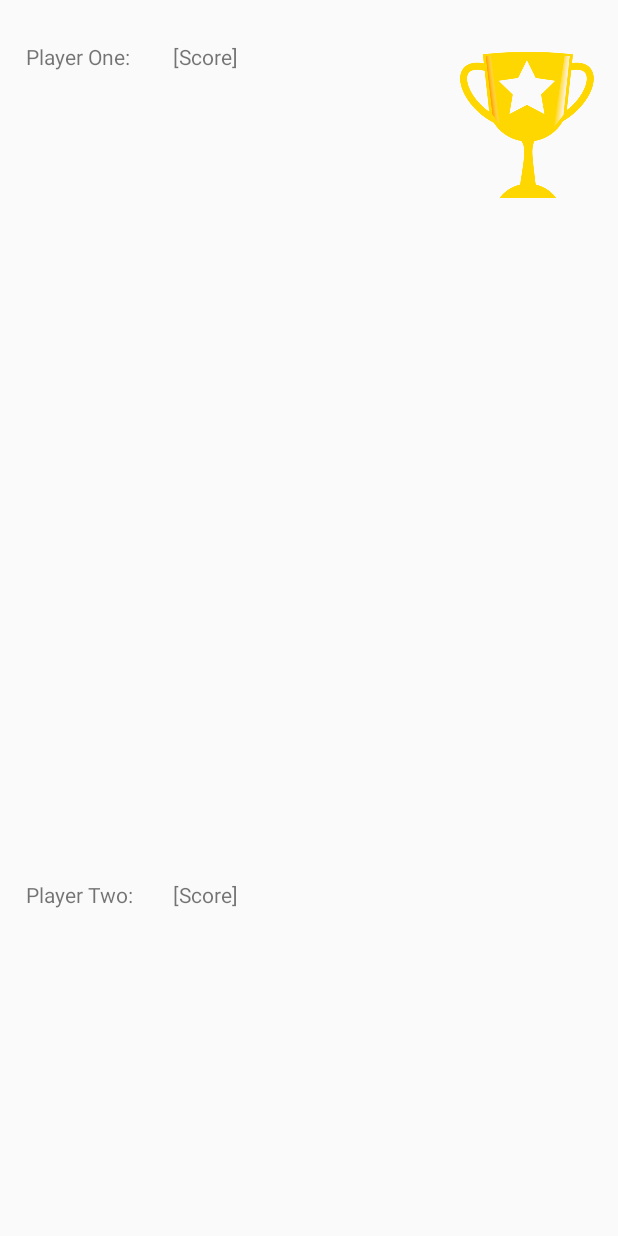
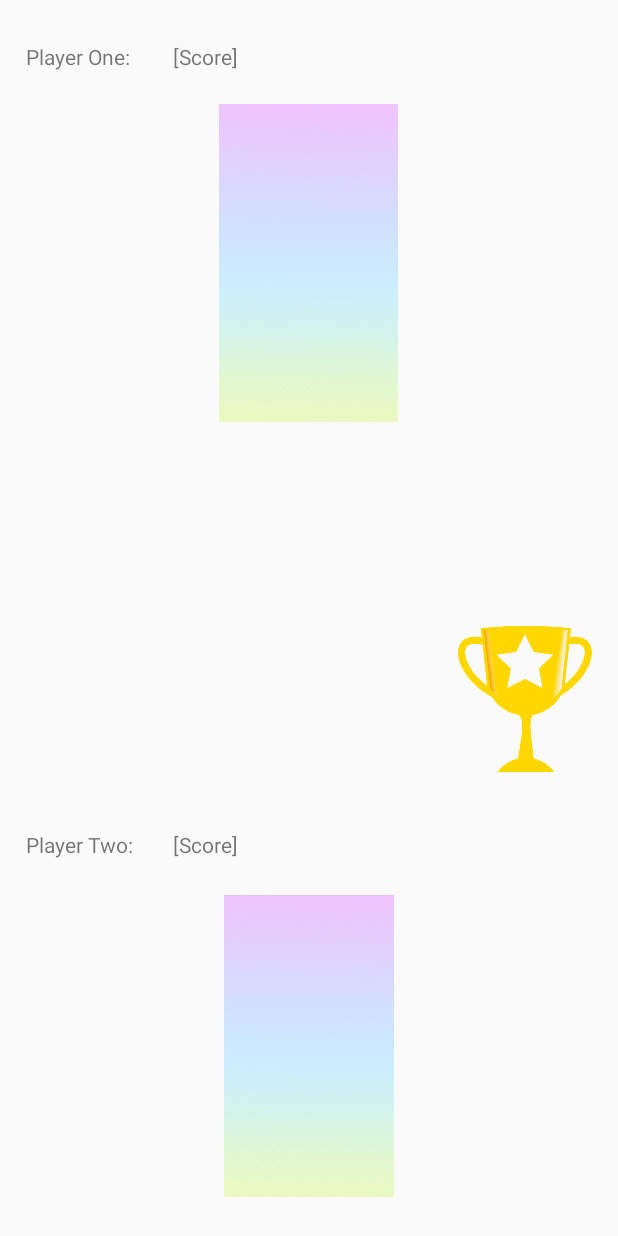
Before and after one commit to KanayaMaryam/Visify, an Android app: the layout scoreboard_activity.xml on its own in the app's theme, with its tools: preview values and no code run, on a phone screen of 412 x 824 dp. Run offline under Robolectric (Android 15) with nearby library versions, the phone set to English and light mode, and no system bars.

Commit message:
integrated scoreboard

```diff
--- a/app/src/main/AndroidManifest.xml
+++ b/app/src/main/AndroidManifest.xml
@@ -41,6 +41,11 @@
                 <category android:name="android.intent.category.LAUNCHER" />
             </intent-filter>
         </activity>
+
+        <activity
+            android:name=".ScoreBoard"
+            android:label="ScoreBoard">
+        </activity>
     </application>
 
 </manifest>
--- a/app/src/main/res/layout/activity_main.xml
+++ b/app/src/main/res/layout/activity_main.xml
@@ -64,6 +64,7 @@
         android:layout_gravity="bottom|left"
         android:adjustViewBounds="true"
         android:cropToPadding="false"
+        android:onClick="scoreboardClick"
         android:scaleType="fitCenter"
         app:srcCompat="@drawable/scoreboard"
         tools:background="#00000000" />
--- a/app/src/main/res/layout/scoreboard_activity.xml
+++ b/app/src/main/res/layout/scoreboard_activity.xml
@@ -1,7 +1,8 @@
 <?xml version="1.0" encoding="utf-8"?>
 <RelativeLayout xmlns:android="http://schemas.android.com/apk/res/android"
     xmlns:app="http://schemas.android.com/apk/res-auto"
-    android:layout_width="match_parent" android:layout_height="match_parent">
+    android:layout_width="match_parent"
+    android:layout_height="match_parent">
 
     <TextView
         android:id="@+id/textView3"
@@ -9,7 +10,7 @@
         android:layout_height="wrap_content"
         android:layout_alignParentBottom="true"
         android:layout_alignStart="@+id/textView4"
-        android:layout_marginBottom="218dp"
+        android:layout_marginBottom="251dp"
         android:text="@string/player_two" />
 
     <TextView
@@ -24,23 +25,21 @@
 
     <ImageView
         android:id="@+id/p2image"
-        android:layout_width="wrap_content"
-        android:layout_height="wrap_content"
+        android:layout_width="153dp"
+        android:layout_height="201dp"
         android:layout_alignParentBottom="true"
-        android:layout_alignParentStart="true"
-        android:layout_marginBottom="35dp"
-        android:visibility="invisible"
-        app:srcCompat="@drawable/button" />
+        android:layout_centerHorizontal="true"
+        android:layout_marginBottom="26dp"
+        app:srcCompat="@drawable/backgrounf" />
 
     <ImageView
         android:id="@+id/p1image"
-        android:layout_width="wrap_content"
-        android:layout_height="wrap_content"
+        android:layout_width="150dp"
+        android:layout_height="212dp"
         android:layout_alignParentTop="true"
         android:layout_centerHorizontal="true"
-        android:layout_marginTop="72dp"
-        android:visibility="invisible"
-        app:srcCompat="@drawable/button" />
+        android:layout_marginTop="69dp"
+        app:srcCompat="@drawable/backgrounf" />
 
     <TextView
         android:id="@+id/p1score"
@@ -65,8 +64,8 @@
         android:layout_height="132dp"
         android:layout_alignParentEnd="true"
         android:layout_alignParentTop="true"
-        android:layout_marginEnd="16dp"
-        android:layout_marginTop="17dp"
+        android:layout_marginEnd="17dp"
+        android:layout_marginTop="400dp"
         android:translationX="0dp"
         android:translationY="0dp"
         app:srcCompat="@drawable/trophy" />
```
Also changed, not shown: app/src/main/java/com/google/sample/cloudvision/MainActivity.java (+38 -11 lines), app/src/main/java/com/google/sample/cloudvision/ScoreBoard.java (+17 -10 lines).
